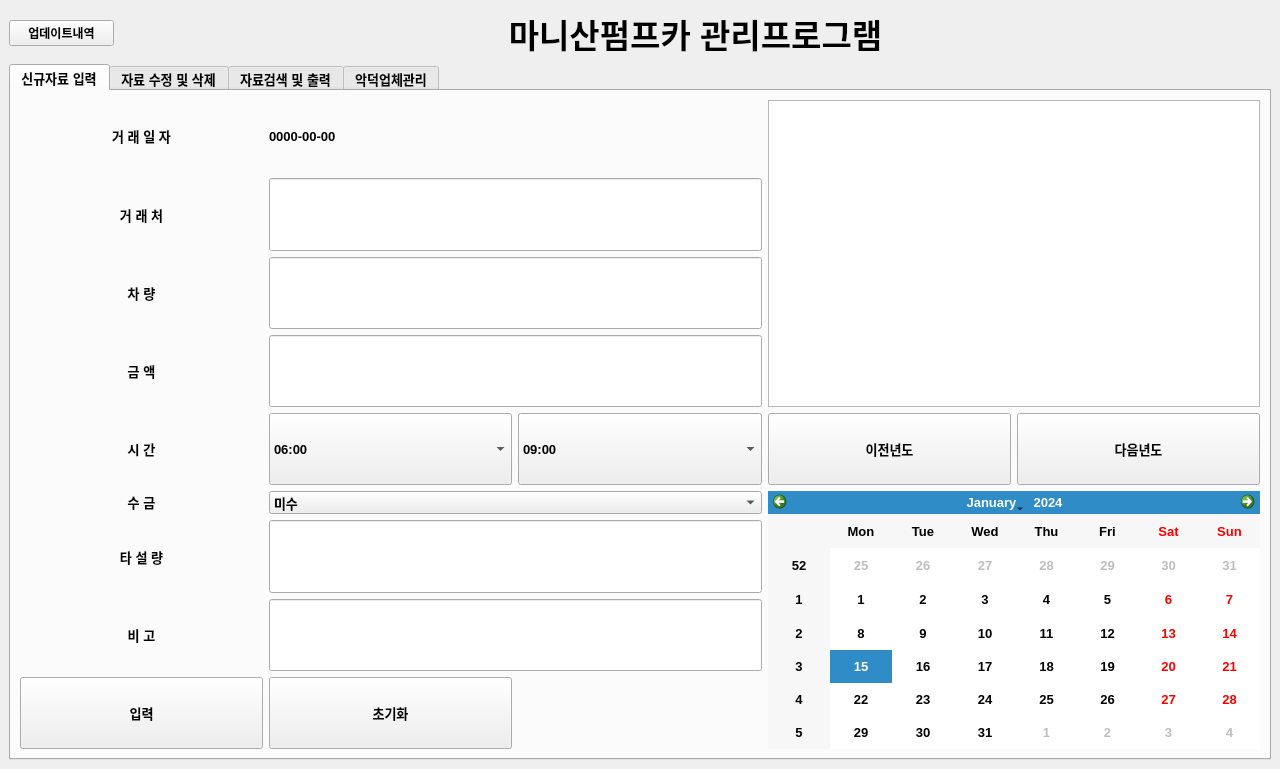
Before: the Qt Designer form pumpcar.ui in Cherrue/pumpcar-accountbook, drawn with Qt 5.
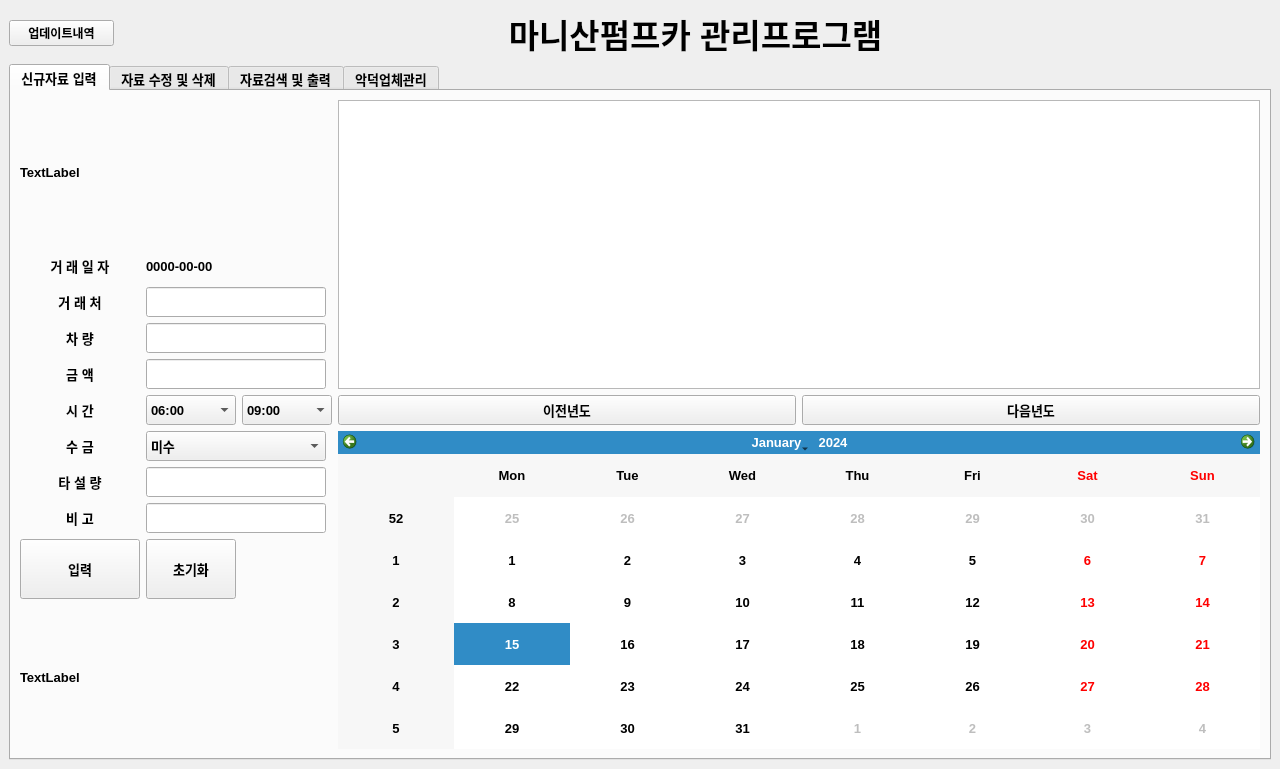
After: the same form once the commit is applied. The open tabs and pages were chosen to show the change.

Commit message:
[feature] 반응형 UI 적용 창 크기를 항상 최대화해서 사용하는데, 좌상단에 ui가 붙어서 안 움직인다 gridlayout 적용을 통해 창 크기 변경 시 내부 element 사이즈도 따라 변경되도록 수정한다
- 작업내용
찌그러짐 수정 : 신규자료 입력 탭 - 최대 사이즈 지정과 empty label 적용하여 찌그러짐 해결

- 사이드 이펙트
달력 이전년도/다음년도 ui 깨짐

The edit to the form file:
```diff
--- a/pumpcar.ui
+++ b/pumpcar.ui
@@ -78,65 +78,93 @@
          <layout class="QGridLayout" name="gridLayout_6">
           <item row="0" column="0">
            <layout class="QGridLayout" name="gridLayout_5">
-            <item row="0" column="1" colspan="2">
-             <widget class="QLabel" name="inputDateTab1">
+            <item row="3" column="0">
+             <widget class="QLabel" name="labelCarTab1">
               <property name="sizePolicy">
                <sizepolicy hsizetype="Minimum" vsizetype="Minimum">
                 <horstretch>0</horstretch>
                 <verstretch>0</verstretch>
                </sizepolicy>
               </property>
+              <property name="maximumSize">
+               <size>
+                <width>120</width>
+                <height>30</height>
+               </size>
+              </property>
               <property name="text">
-               <string>0000-00-00</string>
+               <string>차 량</string>
               </property>
-             </widget>
-            </item>
-            <item row="7" column="1" colspan="2">
-             <widget class="QLineEdit" name="inputRemarkTab1">
-              <property name="sizePolicy">
-               <sizepolicy hsizetype="Minimum" vsizetype="Minimum">
-                <horstretch>0</horstretch>
-                <verstretch>0</verstretch>
-               </sizepolicy>
+              <property name="alignment">
+               <set>Qt::AlignCenter</set>
               </property>
              </widget>
             </item>
             <item row="1" column="0">
-             <widget class="QLabel" name="labelCompanyTab1">
+             <widget class="QLabel" name="labelDateTab1">
               <property name="sizePolicy">
                <sizepolicy hsizetype="Minimum" vsizetype="Minimum">
                 <horstretch>0</horstretch>
                 <verstretch>0</verstretch>
                </sizepolicy>
               </property>
+              <property name="maximumSize">
+               <size>
+                <width>120</width>
+                <height>30</height>
+               </size>
+              </property>
               <property name="text">
-               <string>거 래 처</string>
+               <string>거 래 일 자</string>
               </property>
               <property name="alignment">
                <set>Qt::AlignCenter</set>
               </property>
-              <property name="wordWrap">
-               <bool>true</bool>
-              </property>
              </widget>
             </item>
-            <item row="4" column="0">
-             <widget class="QLabel" name="labelTimeTab1">
+            <item row="2" column="1" colspan="2">
+             <widget class="QLineEdit" name="inputCompanyTab1">
               <property name="sizePolicy">
                <sizepolicy hsizetype="Minimum" vsizetype="Minimum">
                 <horstretch>0</horstretch>
                 <verstretch>0</verstretch>
                </sizepolicy>
               </property>
-              <property name="text">
-               <string>시 간</string>
+              <property name="maximumSize">
+               <size>
+                <width>180</width>
+                <height>30</height>
+               </size>
               </property>
-              <property name="alignment">
-               <set>Qt::AlignCenter</set>
+             </widget>
+            </item>
+            <item row="6" column="1" colspan="2">
+             <widget class="QComboBox" name="inputCollectTab1">
+              <property name="sizePolicy">
+               <sizepolicy hsizetype="Minimum" vsizetype="Minimum">
+                <horstretch>0</horstretch>
+                <verstretch>0</verstretch>
+               </sizepolicy>
               </property>
+              <property name="maximumSize">
+               <size>
+                <width>180</width>
+                <height>30</height>
+               </size>
+              </property>
+              <item>
+               <property name="text">
+                <string>미수</string>
+               </property>
+              </item>
+              <item>
+               <property name="text">
+                <string>수금</string>
+               </property>
+              </item>
              </widget>
             </item>
-            <item row="5" column="0">
+            <item row="6" column="0">
              <widget class="QLabel" name="labelCollectTab1">
               <property name="sizePolicy">
                <sizepolicy hsizetype="Minimum" vsizetype="Maximum">
@@ -144,6 +172,12 @@
                 <verstretch>0</verstretch>
                </sizepolicy>
               </property>
+              <property name="maximumSize">
+               <size>
+                <width>120</width>
+                <height>30</height>
+               </size>
+              </property>
               <property name="text">
                <string>수 금</string>
               </property>
@@ -152,7 +186,232 @@
               </property>
              </widget>
             </item>
+            <item row="1" column="1" colspan="2">
+             <widget class="QLabel" name="inputDateTab1">
+              <property name="sizePolicy">
+               <sizepolicy hsizetype="Minimum" vsizetype="Minimum">
+                <horstretch>0</horstretch>
+                <verstretch>0</verstretch>
+               </sizepolicy>
+              </property>
+              <property name="maximumSize">
+               <size>
+                <width>200</width>
+                <height>30</height>
+               </size>
+              </property>
+              <property name="text">
+               <string>0000-00-00</string>
+              </property>
+             </widget>
+            </item>
+            <item row="7" column="1" colspan="2">
+             <widget class="QLineEdit" name="inputAmountTab1">
+              <property name="sizePolicy">
+               <sizepolicy hsizetype="Minimum" vsizetype="Minimum">
+                <horstretch>0</horstretch>
+                <verstretch>0</verstretch>
+               </sizepolicy>
+              </property>
+              <property name="maximumSize">
+               <size>
+                <width>180</width>
+                <height>30</height>
+               </size>
+              </property>
+             </widget>
+            </item>
             <item row="7" column="0">
+             <widget class="QLabel" name="labelAmountTab1">
+              <property name="sizePolicy">
+               <sizepolicy hsizetype="Minimum" vsizetype="Minimum">
+                <horstretch>0</horstretch>
+                <verstretch>0</verstretch>
+               </sizepolicy>
+              </property>
+              <property name="maximumSize">
+               <size>
+                <width>120</width>
+                <height>30</height>
+               </size>
+              </property>
+              <property name="text">
+               <string>타 설 량</string>
+              </property>
+              <property name="alignment">
+               <set>Qt::AlignCenter</set>
+              </property>
+             </widget>
+            </item>
+            <item row="9" column="0">
+             <widget class="QPushButton" name="buttonSaveTab1">
+              <property name="sizePolicy">
+               <sizepolicy hsizetype="Minimum" vsizetype="Minimum">
+                <horstretch>0</horstretch>
+                <verstretch>0</verstretch>
+               </sizepolicy>
+              </property>
+              <property name="maximumSize">
+               <size>
+                <width>160</width>
+                <height>60</height>
+               </size>
+              </property>
+              <property name="text">
+               <string>입력</string>
+              </property>
+              <property name="autoDefault">
+               <bool>false</bool>
+              </property>
+              <property name="default">
+               <bool>false</bool>
+              </property>
+              <property name="flat">
+               <bool>false</bool>
+              </property>
+             </widget>
+            </item>
+            <item row="3" column="1" colspan="2">
+             <widget class="QLineEdit" name="inputCarTab1">
+              <property name="sizePolicy">
+               <sizepolicy hsizetype="Minimum" vsizetype="Minimum">
+                <horstretch>0</horstretch>
+                <verstretch>0</verstretch>
+               </sizepolicy>
+              </property>
+              <property name="maximumSize">
+               <size>
+                <width>180</width>
+                <height>30</height>
+               </size>
+              </property>
+             </widget>
+            </item>
+            <item row="5" column="4">
+             <widget class="QPushButton" name="buttonNextYearTab1">
+              <property name="sizePolicy">
+               <sizepolicy hsizetype="Minimum" vsizetype="Minimum">
+                <horstretch>0</horstretch>
+                <verstretch>0</verstretch>
+               </sizepolicy>
+              </property>
+              <property name="maximumSize">
+               <size>
+                <width>16777215</width>
+                <height>30</height>
+               </size>
+              </property>
+              <property name="text">
+               <string>다음년도</string>
+              </property>
+             </widget>
+            </item>
+            <item row="5" column="3">
+             <widget class="QPushButton" name="buttonPrevYearTab1">
+              <property name="sizePolicy">
+               <sizepolicy hsizetype="Minimum" vsizetype="Minimum">
+                <horstretch>0</horstretch>
+                <verstretch>0</verstretch>
+               </sizepolicy>
+              </property>
+              <property name="maximumSize">
+               <size>
+                <width>16777215</width>
+                <height>30</height>
+               </size>
+              </property>
+              <property name="text">
+               <string>이전년도</string>
+              </property>
+             </widget>
+            </item>
+            <item row="4" column="1" colspan="2">
+             <widget class="QLineEdit" name="inputPriceTab1">
+              <property name="sizePolicy">
+               <sizepolicy hsizetype="Minimum" vsizetype="Minimum">
+                <horstretch>0</horstretch>
+                <verstretch>0</verstretch>
+               </sizepolicy>
+              </property>
+              <property name="maximumSize">
+               <size>
+                <width>180</width>
+                <height>30</height>
+               </size>
+              </property>
+             </widget>
+            </item>
+            <item row="9" column="1">
+             <widget class="QPushButton" name="buttonResetTab1">
+              <property name="sizePolicy">
+               <sizepolicy hsizetype="Minimum" vsizetype="Minimum">
+                <horstretch>0</horstretch>
+                <verstretch>0</verstretch>
+               </sizepolicy>
+              </property>
+              <property name="maximumSize">
+               <size>
+                <width>160</width>
+                <height>60</height>
+               </size>
+              </property>
+              <property name="text">
+               <string>초기화</string>
+              </property>
+             </widget>
+            </item>
+            <item row="8" column="1" colspan="2">
+             <widget class="QLineEdit" name="inputRemarkTab1">
+              <property name="sizePolicy">
+               <sizepolicy hsizetype="Minimum" vsizetype="Minimum">
+                <horstretch>0</horstretch>
+                <verstretch>0</verstretch>
+               </sizepolicy>
+              </property>
+              <property name="maximumSize">
+               <size>
+                <width>180</width>
+                <height>30</height>
+               </size>
+              </property>
+             </widget>
+            </item>
+            <item row="0" column="0" colspan="3">
+             <widget class="QLabel" name="label">
+              <property name="sizePolicy">
+               <sizepolicy hsizetype="Minimum" vsizetype="Minimum">
+                <horstretch>0</horstretch>
+                <verstretch>0</verstretch>
+               </sizepolicy>
+              </property>
+              <property name="text">
+               <string>TextLabel</string>
+              </property>
+             </widget>
+            </item>
+            <item row="4" column="0">
+             <widget class="QLabel" name="labelPriceTab1">
+              <property name="sizePolicy">
+               <sizepolicy hsizetype="Minimum" vsizetype="Minimum">
+                <horstretch>0</horstretch>
+                <verstretch>0</verstretch>
+               </sizepolicy>
+              </property>
+              <property name="maximumSize">
+               <size>
+                <width>120</width>
+                <height>30</height>
+               </size>
+              </property>
+              <property name="text">
+               <string>금 액</string>
+              </property>
+              <property name="alignment">
+               <set>Qt::AlignCenter</set>
+              </property>
+             </widget>
+            </item>
+            <item row="8" column="0">
              <widget class="QLabel" name="labelRemarkTab1">
               <property name="sizePolicy">
                <sizepolicy hsizetype="Preferred" vsizetype="Minimum">
@@ -160,6 +419,12 @@
                 <verstretch>0</verstretch>
                </sizepolicy>
               </property>
+              <property name="maximumSize">
+               <size>
+                <width>120</width>
+                <height>30</height>
+               </size>
+              </property>
               <property name="text">
                <string>비 고</string>
               </property>
@@ -168,63 +433,7 @@
               </property>
              </widget>
             </item>
-            <item row="3" column="1" colspan="2">
-             <widget class="QLineEdit" name="inputPriceTab1">
-              <property name="sizePolicy">
-               <sizepolicy hsizetype="Minimum" vsizetype="Minimum">
-                <horstretch>0</horstretch>
-                <verstretch>0</verstretch>
-               </sizepolicy>
-              </property>
-             </widget>
-            </item>
-            <item row="5" column="1" colspan="2">
-             <widget class="QComboBox" name="inputCollectTab1">
-              <property name="sizePolicy">
-               <sizepolicy hsizetype="Minimum" vsizetype="Minimum">
-                <horstretch>0</horstretch>
-                <verstretch>0</verstretch>
-               </sizepolicy>
-              </property>
-              <item>
-               <property name="text">
-                <string>미수</string>
-               </property>
-              </item>
-              <item>
-               <property name="text">
-                <string>수금</string>
-               </property>
-              </item>
-             </widget>
-            </item>
-            <item row="2" column="0">
-             <widget class="QLabel" name="labelCarTab1">
-              <property name="sizePolicy">
-               <sizepolicy hsizetype="Minimum" vsizetype="Minimum">
-                <horstretch>0</horstretch>
-                <verstretch>0</verstretch>
-               </sizepolicy>
-              </property>
-              <property name="text">
-               <string>차 량</string>
-              </property>
-              <property name="alignment">
-               <set>Qt::AlignCenter</set>
-              </property>
-             </widget>
-            </item>
-            <item row="1" column="1" colspan="2">
-             <widget class="QLineEdit" name="inputCompanyTab1">
-              <property name="sizePolicy">
-               <sizepolicy hsizetype="Minimum" vsizetype="Minimum">
-                <horstretch>0</horstretch>
-                <verstretch>0</verstretch>
-               </sizepolicy>
-              </property>
-             </widget>
-            </item>
-            <item row="4" column="2">
+            <item row="5" column="2">
              <widget class="QComboBox" name="inputTimeEndTab1">
               <property name="sizePolicy">
                <sizepolicy hsizetype="Minimum" vsizetype="Minimum">
@@ -232,6 +441,12 @@
                 <verstretch>0</verstretch>
                </sizepolicy>
               </property>
+              <property name="maximumSize">
+               <size>
+                <width>90</width>
+                <height>30</height>
+               </size>
+              </property>
               <item>
                <property name="text">
                 <string>09:00</string>
@@ -369,33 +584,14 @@
               </item>
              </widget>
             </item>
-            <item row="6" column="1" colspan="2">
-             <widget class="QLineEdit" name="inputAmountTab1">
-              <property name="sizePolicy">
-               <sizepolicy hsizetype="Minimum" vsizetype="Minimum">
-                <horstretch>0</horstretch>
-                <verstretch>0</verstretch>
-               </sizepolicy>
+            <item row="0" column="3" rowspan="5" colspan="2">
+             <widget class="QTableView" name="tableDataTab1">
+              <property name="editTriggers">
+               <set>QAbstractItemView::NoEditTriggers</set>
               </property>
              </widget>
             </item>
-            <item row="0" column="0">
-             <widget class="QLabel" name="labelDateTab1">
-              <property name="sizePolicy">
-               <sizepolicy hsizetype="Minimum" vsizetype="Minimum">
-                <horstretch>0</horstretch>
-                <verstretch>0</verstretch>
-               </sizepolicy>
-              </property>
-              <property name="text">
-               <string>거 래 일 자</string>
-              </property>
-              <property name="alignment">
-               <set>Qt::AlignCenter</set>
-              </property>
-             </widget>
-            </item>
-            <item row="4" column="1">
+            <item row="5" column="1">
              <widget class="QComboBox" name="inputTimeStartTab1">
               <property name="sizePolicy">
                <sizepolicy hsizetype="Minimum" vsizetype="Minimum">
@@ -403,6 +599,12 @@
                 <verstretch>0</verstretch>
                </sizepolicy>
               </property>
+              <property name="maximumSize">
+               <size>
+                <width>90</width>
+                <height>30</height>
+               </size>
+              </property>
               <item>
                <property name="text">
                 <string>06:00</string>
@@ -570,82 +772,61 @@
               </item>
              </widget>
             </item>
-            <item row="3" column="0">
-             <widget class="QLabel" name="labelPriceTab1">
+            <item row="2" column="0">
+             <widget class="QLabel" name="labelCompanyTab1">
               <property name="sizePolicy">
                <sizepolicy hsizetype="Minimum" vsizetype="Minimum">
                 <horstretch>0</horstretch>
                 <verstretch>0</verstretch>
                </sizepolicy>
               </property>
+              <property name="maximumSize">
+               <size>
+                <width>120</width>
+                <height>30</height>
+               </size>
+              </property>
               <property name="text">
-               <string>금 액</string>
+               <string>거 래 처</string>
               </property>
               <property name="alignment">
                <set>Qt::AlignCenter</set>
               </property>
-             </widget>
-            </item>
-            <item row="2" column="1" colspan="2">
-             <widget class="QLineEdit" name="inputCarTab1">
-              <property name="sizePolicy">
-               <sizepolicy hsizetype="Minimum" vsizetype="Minimum">
-                <horstretch>0</horstretch>
-                <verstretch>0</verstretch>
-               </sizepolicy>
+              <property name="wordWrap">
+               <bool>true</bool>
               </property>
              </widget>
             </item>
-            <item row="6" column="0">
-             <widget class="QLabel" name="labelAmountTab1">
+            <item row="5" column="0">
+             <widget class="QLabel" name="labelTimeTab1">
               <property name="sizePolicy">
                <sizepolicy hsizetype="Minimum" vsizetype="Minimum">
                 <horstretch>0</horstretch>
                 <verstretch>0</verstretch>
                </sizepolicy>
               </property>
+              <property name="maximumSize">
+               <size>
+                <width>120</width>
+                <height>30</height>
+               </size>
+              </property>
               <property name="text">
-               <string>타 설 량</string>
+               <string>시 간</string>
               </property>
               <property name="alignment">
                <set>Qt::AlignCenter</set>
               </property>
              </widget>
             </item>
-            <item row="0" column="3" rowspan="4" colspan="2">
-             <widget class="QTableView" name="tableDataTab1">
-              <property name="editTriggers">
-               <set>QAbstractItemView::NoEditTriggers</set>
-              </property>
-             </widget>
-            </item>
-            <item row="4" column="3">
-             <widget class="QPushButton" name="buttonPrevYearTab1">
-              <property name="sizePolicy">
-               <sizepolicy hsizetype="Minimum" vsizetype="Minimum">
-                <horstretch>0</horstretch>
-                <verstretch>0</verstretch>
-               </sizepolicy>
-              </property>
+            <item row="10" column="0" colspan="3">
+             <widget class="QLabel" name="label_2">
               <property name="text">
-               <string>이전년도</string>
+               <string>TextLabel</string>
               </property>
              </widget>
             </item>
-            <item row="4" column="4">
-             <widget class="QPushButton" name="buttonNextYearTab1">
-              <property name="sizePolicy">
-               <sizepolicy hsizetype="Minimum" vsizetype="Minimum">
-                <horstretch>0</horstretch>
-                <verstretch>0</verstretch>
-               </sizepolicy>
-              </property>
-              <property name="text">
-               <string>다음년도</string>
-              </property>
-             </widget>
-            </item>
-            <item row="5" column="3" rowspan="4" colspan="2">
+            <item row="6" column="3" rowspan="5" colspan="2">
              <widget class="QCalendarWidget" name="calendarWidgetTab1">
               <property name="sizePolicy">
                <sizepolicy hsizetype="Expanding" vsizetype="Expanding">
@@ -655,41 +836,6 @@
               </property>
              </widget>
             </item>
-            <item row="8" column="0">
-             <widget class="QPushButton" name="buttonSaveTab1">
-              <property name="sizePolicy">
-               <sizepolicy hsizetype="Minimum" vsizetype="Minimum">
-                <horstretch>0</horstretch>
-                <verstretch>0</verstretch>
-               </sizepolicy>
-              </property>
-              <property name="text">
-               <string>입력</string>
-              </property>
-              <property name="autoDefault">
-               <bool>false</bool>
-              </property>
-              <property name="default">
-               <bool>false</bool>
-              </property>
-              <property name="flat">
-               <bool>false</bool>
-              </property>
-             </widget>
-            </item>
-            <item row="8" column="1">
-             <widget class="QPushButton" name="buttonResetTab1">
-              <property name="sizePolicy">
-               <sizepolicy hsizetype="Minimum" vsizetype="Minimum">
-                <horstretch>0</horstretch>
-                <verstretch>0</verstretch>
-               </sizepolicy>
-              </property>
-              <property name="text">
-               <string>초기화</string>
-              </property>
-             </widget>
-            </item>
            </layout>
           </item>
          </layout>
```
Left out of the diff: 2 changed lines with no effect on the pictures.
